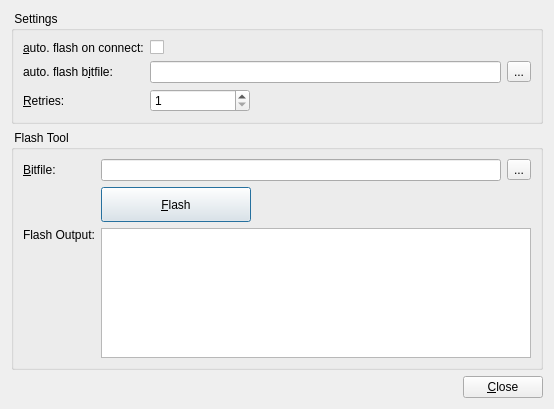
jkriege2/QuickFit3, file plugins/cam_radhard2/qfradhard2flashtool.ui: the form before one commit.
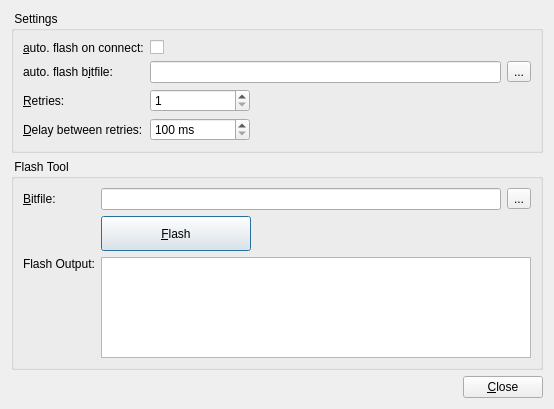
The form after the commit. Icons and pictures are not drawn.

The edit to the form file:
```diff
--- a/plugins/cam_radhard2/qfradhard2flashtool.ui
+++ b/plugins/cam_radhard2/qfradhard2flashtool.ui
@@ -101,6 +101,38 @@
         </property>
        </widget>
       </item>
+      <item row="3" column="1">
+       <widget class="QSpinBox" name="spinRetryDelay">
+        <property name="maximumSize">
+         <size>
+          <width>100</width>
+          <height>16777215</height>
+         </size>
+        </property>
+        <property name="suffix">
+         <string> ms</string>
+        </property>
+        <property name="minimum">
+         <number>100</number>
+        </property>
+        <property name="maximum">
+         <number>10000</number>
+        </property>
+        <property name="singleStep">
+         <number>100</number>
+        </property>
+       </widget>
+      </item>
+      <item row="3" column="0">
+       <widget class="QLabel" name="label_6">
+        <property name="text">
+         <string>&amp;Delay between retries:</string>
+        </property>
+        <property name="buddy">
+         <cstring>spinRetries</cstring>
+        </property>
+       </widget>
+      </item>
      </layout>
     </widget>
    </item>
```
